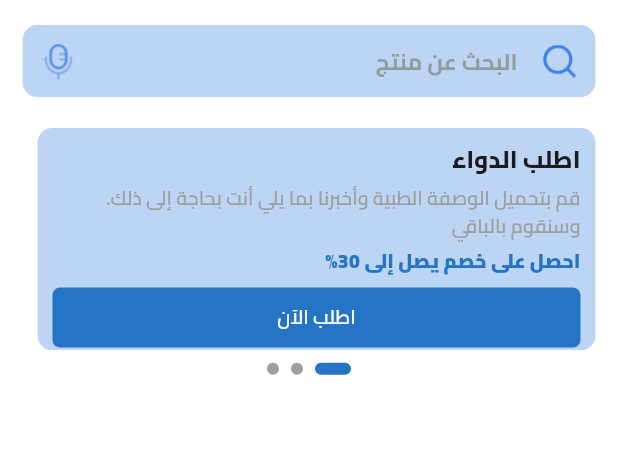
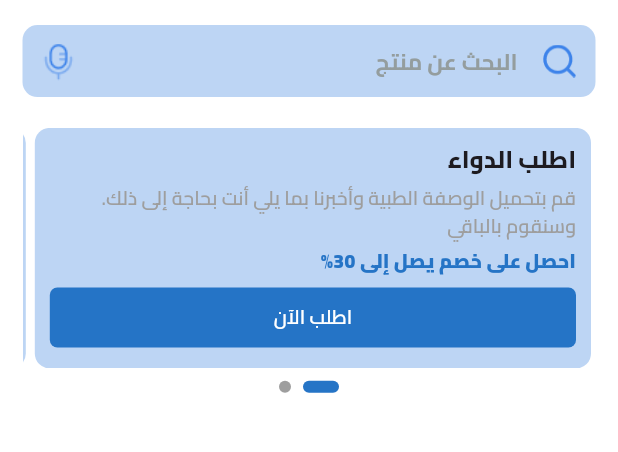
Before and after one commit to M-Fawzy2004/Pharmacy, a Flutter app: the HomeView screen opened by its route, on a phone screen of 412 x 824 dp, the part 114-566 px from its top. Run offline on Flutter 3.47's test engine with Material 3 defaults, Android fonts, the light colour scheme and no system bars; drawn by our look-alikes of skeletonizer, smooth_page_indicator; our stand-ins replace bloc, dartz, device_preview, flutter_bloc, get_it, google_sign_in and 1 more; accounts and stored records are empty.

Commit message:
feat: enhance HomeView responsiveness and fix layout issues

```diff
--- a/lib/feature/home/presentation/view/widget/home_view_body.dart
+++ b/lib/feature/home/presentation/view/widget/home_view_body.dart
@@ -79,11 +79,13 @@ class _HomeViewBodyState extends State<HomeViewBody> {
         ),
 
         // offers item
-        SliverToBoxAdapter(
-          child: OfferItemList(
-            pageController: _pageController,
+        if (_filteredProducts.isEmpty && _searchController.text.isEmpty) ...[
+          SliverToBoxAdapter(
+            child: OfferItemList(
+              pageController: _pageController,
+            ),
           ),
-        ),
+        ],
 
         // sized box
         SliverToBoxAdapter(
@@ -98,7 +100,7 @@ class _HomeViewBodyState extends State<HomeViewBody> {
             alignment: Alignment.center,
             child: SmoothPageIndicator(
               controller: _pageController,
-              count: 3,
+              count: 2,
               effect: ExpandingDotsEffect(
                 dotColor: Colors.grey,
                 activeDotColor: kBlueColor,
--- a/lib/feature/home/presentation/view/widget/offer_item_list.dart
+++ b/lib/feature/home/presentation/view/widget/offer_item_list.dart
@@ -8,15 +8,17 @@ class OfferItemList extends StatelessWidget {
 
   @override
   Widget build(BuildContext context) {
-    return SizedBox(
-      height: MediaQuery.of(context).size.height * 0.18,
-      child: PageView.builder(
-        physics: const BouncingScrollPhysics(),
-        controller: pageController,
-        itemCount: 3,
-        itemBuilder: (context, index) => Padding(
-          padding: const EdgeInsets.only(left: 10.0),
-          child: const OffersItem(),
+    return SingleChildScrollView(
+      scrollDirection: Axis.horizontal,
+      physics: const BouncingScrollPhysics(),
+      controller: pageController,
+      child: Row(
+        children: List.generate(
+          2,
+          (context) => Padding(
+            padding: const EdgeInsets.symmetric(horizontal: 3.0),
+            child: OffersItem(),
+          ),
         ),
       ),
     );
```
Also changed, not shown: lib/feature/home/presentation/view/widget/custom_image_network_and_icon_heart.dart (+11 -20 lines), lib/feature/home/presentation/view/widget/medicine_item.dart (+16 -8 lines), lib/feature/home/presentation/view/widget/medicine_item_sliver_grid.dart (+6 -1 lines).
